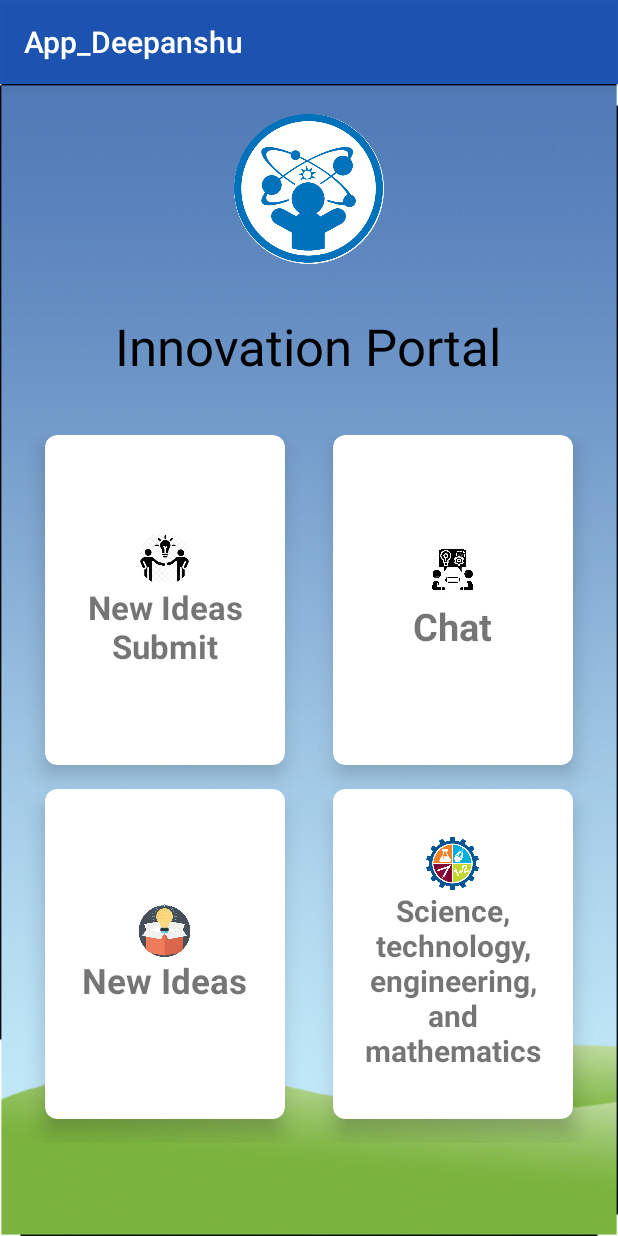
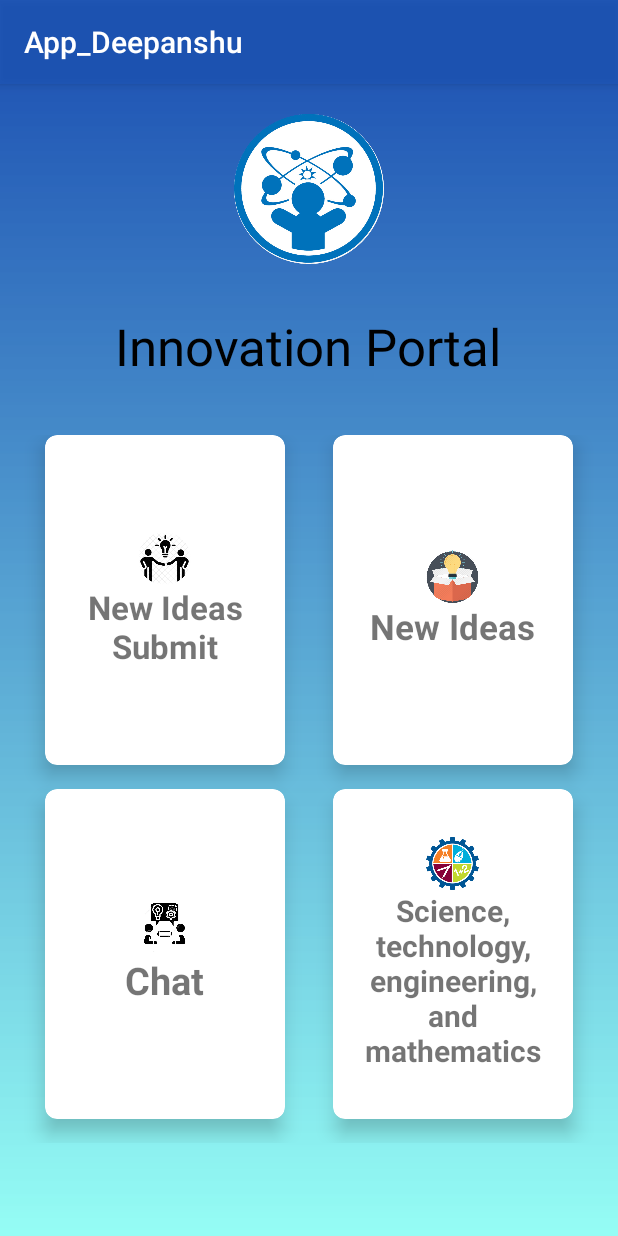
Before and after one commit to Deepanshuchauhan123/Education-System-App, an Android app: the innovation_grid screen opened directly, with no data from a screen before it, on a phone screen of 412 x 824 dp. Run offline under Robolectric (Android 15) with nearby library versions, the phone set to English and light mode, and no system bars.

Commit message:
next_step))

```diff
--- a/app/src/main/java/com/example/app_deepanshu/first_cat.java
+++ b/app/src/main/java/com/example/app_deepanshu/first_cat.java
@@ -34,7 +34,6 @@ public class first_cat extends AppCompatActivity implements View.OnClickListener
        // mAuth = FirebaseAuth.getInstance();
 
         findViewById(R.id.button_register1).setOnClickListener(this);
-
         findViewById(R.id.button_login).setOnClickListener(this);
         findViewById(R.id.edittext_password).setOnClickListener(this);
 
@@ -116,7 +115,6 @@ public class first_cat extends AppCompatActivity implements View.OnClickListener
     {
         switch (view.getId())
         {
-
             case R.id.button_login:
                 simpleProgressBar.setVisibility(View.VISIBLE);
                 if (SystemClock.elapsedRealtime() - lastClickTime < 1000){
--- a/app/src/main/res/layout/activity_innovation__full__display.xml
+++ b/app/src/main/res/layout/activity_innovation__full__display.xml
@@ -4,7 +4,7 @@
     android:layout_width="match_parent"
     android:layout_height="match_parent"
     tools:context=".Innovation_Full_Display"
-    android:background="@drawable/main_background">
+    android:background="@drawable/chauhan1">
 
 
     <LinearLayout
--- a/app/src/main/res/layout/activity_innovation__list__show.xml
+++ b/app/src/main/res/layout/activity_innovation__list__show.xml
@@ -5,7 +5,7 @@
     android:layout_width="match_parent"
     android:layout_height="match_parent"
     tools:context=".Innovation_List_Show"
-    android:background="@drawable/main_background">
+    android:background="@drawable/chauhan1">
 
 
     <androidx.recyclerview.widget.RecyclerView
--- a/app/src/main/res/layout/activity_innovation__student_.xml
+++ b/app/src/main/res/layout/activity_innovation__student_.xml
@@ -4,7 +4,7 @@
     android:layout_width="match_parent"
     android:layout_height="match_parent"
     tools:context=".Innovation_Student_Activity"
-    android:background="@drawable/main_background">
+    android:background="@drawable/chauhan1">
 
     <LinearLayout
         android:layout_width="match_parent"
--- a/app/src/main/res/layout/activity_innovation_grid.xml
+++ b/app/src/main/res/layout/activity_innovation_grid.xml
@@ -7,7 +7,7 @@
     tools:context=".innovation_grid"
         android:weightSum="10"
         android:orientation="vertical"
-        android:background="@drawable/main_background"
+        android:background="@drawable/chauhan1"
         tools:ignore="Suspicious0dp"
         >
         <LinearLayout
@@ -106,6 +106,46 @@
                     app:cardElevation="8dp">
 
                     <Button
+                        android:id="@+id/idea_see"
+                        android:layout_width="match_parent"
+                        android:layout_height="match_parent"
+                        android:background="@android:color/transparent" />
+
+                    <LinearLayout
+                        android:layout_width="wrap_content"
+                        android:layout_height="wrap_content"
+                        android:layout_gravity="center_horizontal|center_vertical"
+                        android:layout_margin="16dp"
+                        android:orientation="vertical">
+
+                        <ImageView
+                            android:layout_width="35dp"
+                            android:layout_height="35dp"
+                            android:layout_gravity="center_horizontal"
+                            android:src="@drawable/newidea" />
+
+                        <TextView
+                            android:layout_width="wrap_content"
+                            android:layout_height="wrap_content"
+                            android:text="@string/new_idea"
+                            android:textAlignment="center"
+                            android:textSize="23sp"
+                            android:textStyle="bold" />
+                    </LinearLayout>
+
+                </androidx.cardview.widget.CardView>
+                <androidx.cardview.widget.CardView
+                    android:layout_width="0dp"
+                    android:layout_height="0dp"
+                    android:layout_rowWeight="1"
+                    android:layout_columnWeight="1"
+                    android:layout_marginLeft="16dp"
+                    android:layout_marginRight="16dp"
+                    android:layout_marginBottom="16dp"
+                    app:cardCornerRadius="8dp"
+                    app:cardElevation="8dp">
+
+                    <Button
                         android:id="@+id/btn1"
                         android:layout_width="match_parent"
                         android:layout_height="141dp"
@@ -137,46 +177,7 @@
 
                 </androidx.cardview.widget.CardView>
 
-                <androidx.cardview.widget.CardView
-                    android:layout_width="0dp"
-                    android:layout_height="0dp"
-                    android:layout_rowWeight="1"
-                    android:layout_columnWeight="1"
-                    android:layout_marginLeft="16dp"
-                    android:layout_marginRight="16dp"
-                    android:layout_marginBottom="16dp"
-                    app:cardCornerRadius="8dp"
-                    app:cardElevation="8dp">
 
-                    <Button
-                        android:id="@+id/idea_see"
-                        android:layout_width="match_parent"
-                        android:layout_height="match_parent"
-                        android:background="@android:color/transparent" />
-
-                    <LinearLayout
-                        android:layout_width="wrap_content"
-                        android:layout_height="wrap_content"
-                        android:layout_gravity="center_horizontal|center_vertical"
-                        android:layout_margin="16dp"
-                        android:orientation="vertical">
-
-                        <ImageView
-                            android:layout_width="35dp"
-                            android:layout_height="35dp"
-                            android:layout_gravity="center_horizontal"
-                            android:src="@drawable/newidea" />
-
-                        <TextView
-                            android:layout_width="wrap_content"
-                            android:layout_height="wrap_content"
-                            android:text="@string/new_idea"
-                            android:textAlignment="center"
-                            android:textSize="23sp"
-                            android:textStyle="bold" />
-                    </LinearLayout>
-
-                </androidx.cardview.widget.CardView>
 
 
 
```
Also changed, not shown: app/src/main/java/com/example/app_deepanshu/Start_Activity.java (+4 -7 lines), 1 other file.
